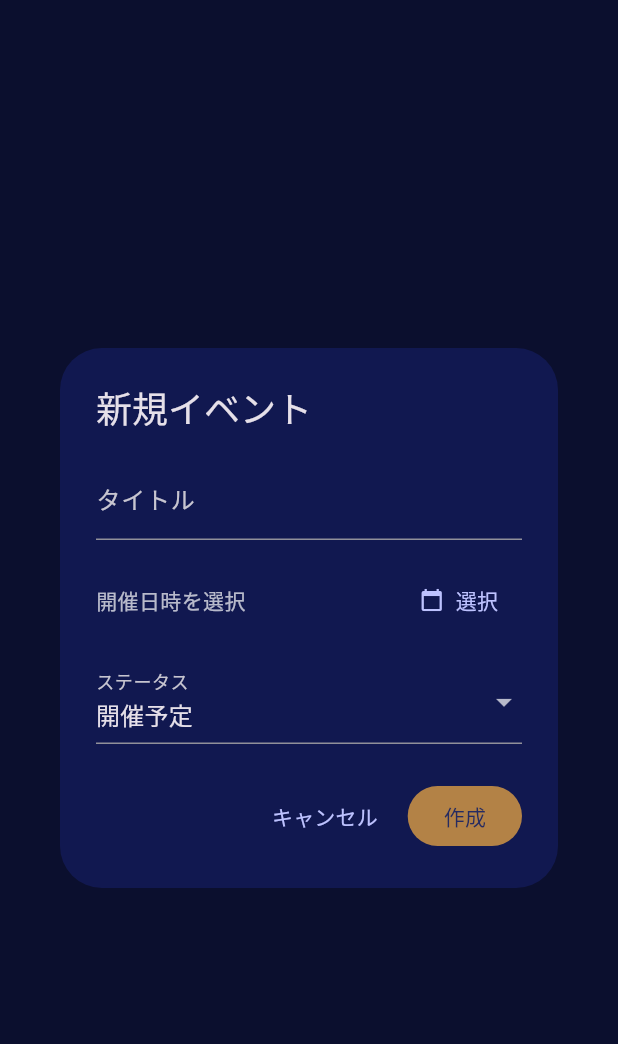
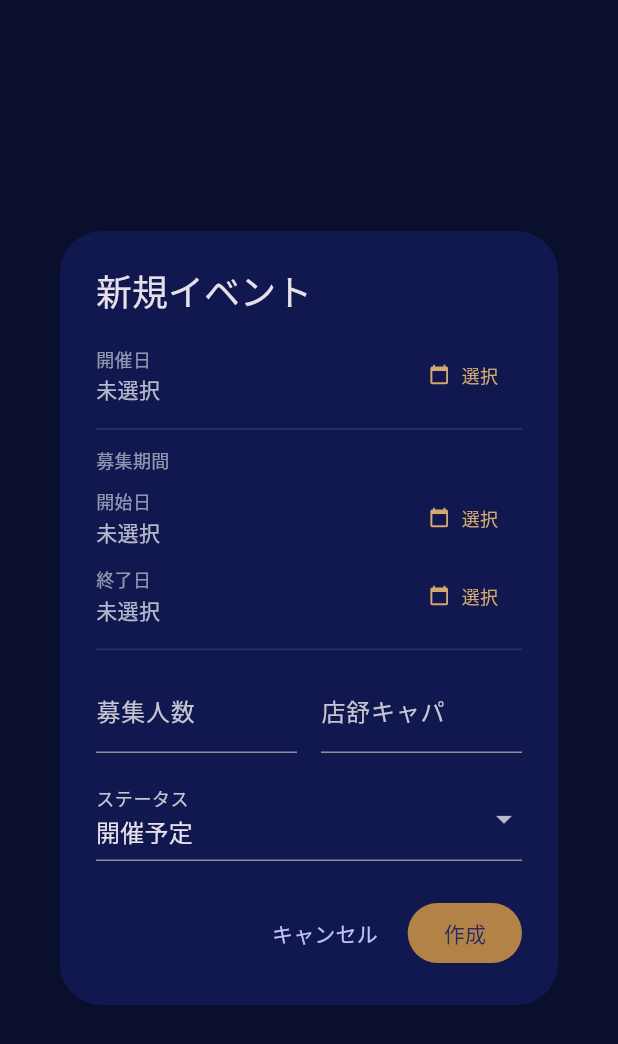
Before and after one commit to Yossy4131/svarga_admin, a Flutter app: the _EventDialog widget shown alone on an empty page, opened directly with empty values, on a phone screen of 412 x 824 dp. Shown: the top 1044 px of the screen. Run offline on Flutter 3.47's test engine with Material 3 defaults, Android fonts, the phone set to English and light mode, and no system bars; our stand-ins replace google_fonts, image_picker; network calls fail.

Commit message:
ページ調整

```diff
--- a/lib/models/event.dart
+++ b/lib/models/event.dart
@@ -1,37 +1,44 @@
 class Event {
   final int id;
-  final String title;
+  final String? title;
   final String? eventDate;
+  final String? recruitmentStart;
+  final String? recruitmentEnd;
+  final int? recruitmentCount;
+  final int? venueCapacity;
   final String status;
   final String createdAt;
 
   const Event({
     required this.id,
-    required this.title,
+    this.title,
     required this.eventDate,
+    this.recruitmentStart,
+    this.recruitmentEnd,
+    this.recruitmentCount,
+    this.venueCapacity,
     required this.status,
     required this.createdAt,
   });
 
   factory Event.fromJson(Map<String, dynamic> j) => Event(
     id: j['id'] as int,
-    title: j['title'] as String,
+    title: j['title'] as String?,
     eventDate: j['event_date'] as String?,
+    recruitmentStart: j['recruitment_start'] as String?,
+    recruitmentEnd: j['recruitment_end'] as String?,
+    recruitmentCount: j['recruitment_count'] as int?,
+    venueCapacity: j['venue_capacity'] as int?,
     status: j['status'] as String,
     createdAt: j['created_at'] as String,
   );
 
   Map<String, dynamic> toJson() => {
-    'title': title,
     'event_date': eventDate,
+    'recruitment_start': recruitmentStart,
+    'recruitment_end': recruitmentEnd,
+    'recruitment_count': recruitmentCount,
+    'venue_capacity': venueCapacity,
     'status': status,
   };
-
-  Event copyWith({String? title, String? eventDate, String? status}) => Event(
-    id: id,
-    title: title ?? this.title,
-    eventDate: eventDate ?? this.eventDate,
-    status: status ?? this.status,
-    createdAt: createdAt,
-  );
 }
--- a/lib/pages/events_page.dart
+++ b/lib/pages/events_page.dart
@@ -52,7 +52,7 @@ class _EventsPageState extends State<EventsPage> {
       context: context,
       builder: (_) => AlertDialog(
         title: const Text('削除確認'),
-        content: Text('「${event.title}」を削除しますか？'),
+        content: Text('${_formatDate(event.eventDate ?? '')} のイベントを削除しますか？'),
         actions: [
           TextButton(
             onPressed: () => Navigator.pop(context, false),
@@ -175,7 +175,9 @@ class _EventTile extends StatelessWidget {
               crossAxisAlignment: CrossAxisAlignment.start,
               children: [
                 Text(
-                  event.title,
+                  event.eventDate != null
+                      ? _formatDateShort(event.eventDate!)
+                      : '日付未定',
                   style: const TextStyle(
                     color: Colors.white,
                     fontSize: 15,
@@ -183,13 +185,51 @@ class _EventTile extends StatelessWidget {
                   ),
                 ),
                 const SizedBox(height: 4),
+                Row(
+                  children: [
+                    if (event.recruitmentCount != null) ...[
+                      const Icon(
+                        Icons.people_outline,
+                        size: 13,
+                        color: Color(0xFF8C90A1),
+                      ),
+                      const SizedBox(width: 3),
                       Text(
-                  event.eventDate != null
-                      ? _formatDate(event.eventDate!)
-                      : '日付未定',
+                        '募集${event.recruitmentCount}名',
                         style: const TextStyle(
                           color: Color(0xFF8C90A1),
-                    fontSize: 13,
+                          fontSize: 12,
+                        ),
+                      ),
+                      const SizedBox(width: 12),
+                    ],
+                    if (event.venueCapacity != null) ...[
+                      const Icon(
+                        Icons.store_outlined,
+                        size: 13,
+                        color: Color(0xFF8C90A1),
+                      ),
+                      const SizedBox(width: 3),
+                      Text(
+                        'キャパ${event.venueCapacity}名',
+                        style: const TextStyle(
+                          color: Color(0xFF8C90A1),
+                          fontSize: 12,
+                        ),
+                      ),
+                    ],
+                  ],
+                ),
+                if (event.recruitmentStart != null ||
+                    event.recruitmentEnd != null)
+                  Padding(
+                    padding: const EdgeInsets.only(top: 2),
+                    child: Text(
+                      '募集: ${_formatDateShort(event.recruitmentStart)} 〜 ${_formatDateShort(event.recruitmentEnd)}',
+                      style: const TextStyle(
+                        color: Color(0xFF8C90A1),
+                        fontSize: 12,
+                      ),
                     ),
                   ),
               ],
@@ -240,6 +280,18 @@ String _formatDate(String iso) {
   }
 }
 
+String _formatDateShort(String? iso) {
+  if (iso == null) return '未設定';
+  try {
+    final dt = DateTime.parse(iso);
+    return '${dt.year}/'
+        '${dt.month.toString().padLeft(2, '0')}/'
+        '${dt.day.toString().padLeft(2, '0')}';
+  } catch (_) {
+    return iso;
+  }
+}
+
 // ─── 作成/編集ダイアログ ────────────────────────────────────────────────────
 
 class _EventDialog extends StatefulWidget {
@@ -253,8 +305,11 @@ class _EventDialog extends StatefulWidget {
 }
 
 class _EventDialogState extends State<_EventDialog> {
-  late final TextEditingController _titleCtrl;
-  DateTime? _pickedDt;
+  DateTime? _eventDt;
+  DateTime? _recruitStartDt;
+  DateTime? _recruitEndDt;
+  late final TextEditingController _countCtrl;
+  late final TextEditingController _capacityCtrl;
   late String _status;
   bool _saving = false;
 
@@ -262,46 +317,53 @@ class _EventDialogState extends State<_EventDialog> {
   void initState() {
     super.initState();
     final ev = widget.event;
-    _titleCtrl = TextEditingController(text: ev?.title ?? '');
     _status = ev?.status ?? 'upcoming';
-    if (ev?.eventDate != null) {
-      _pickedDt = DateTime.tryParse(ev!.eventDate!);
-    }
+    if (ev?.eventDate != null) _eventDt = DateTime.tryParse(ev!.eventDate!);
+    if (ev?.recruitmentStart != null)
+      _recruitStartDt = DateTime.tryParse(ev!.recruitmentStart!);
+    if (ev?.recruitmentEnd != null)
+      _recruitEndDt = DateTime.tryParse(ev!.recruitmentEnd!);
+    _countCtrl = TextEditingController(
+      text: ev?.recruitmentCount?.toString() ?? '',
+    );
+    _capacityCtrl = TextEditingController(
+      text: ev?.venueCapacity?.toString() ?? '',
+    );
   }
 
   @override
   void dispose() {
-    _titleCtrl.dispose();
+    _countCtrl.dispose();
+    _capacityCtrl.dispose();
     super.dispose();
   }
 
-  Future<void> _pickDateTime() async {
-    final date = await showDatePicker(
+  Future<DateTime?> _pickDate(DateTime? initial) async {
+    return showDatePicker(
       context: context,
-      initialDate: _pickedDt ?? DateTime.now(),
+      initialDate: initial ?? DateTime.now(),
       firstDate: DateTime(2024),
       lastDate: DateTime(2030),
     );
+  }
+
+  Future<void> _pickEventDateTime() async {
+    final date = await _pickDate(_eventDt);
     if (date == null || !mounted) return;
-    final time = await showTimePicker(
-      context: context,
-      initialTime: TimeOfDay.fromDateTime(_pickedDt ?? DateTime.now()),
-    );
-    if (!mounted) return;
     setState(() {
-      _pickedDt = time != null
-          ? DateTime(date.year, date.month, date.day, time.hour, time.minute)
-          : DateTime(date.year, date.month, date.day);
+      _eventDt = DateTime(date.year, date.month, date.day);
     });
   }
 
   Future<void> _save() async {
-    if (_titleCtrl.text.trim().isEmpty) return;
     setState(() => _saving = true);
     try {
       final body = {
-        'title': _titleCtrl.text.trim(),
-        'event_date': _pickedDt?.toIso8601String(),
+        'event_date': _eventDt?.toIso8601String(),
+        'recruitment_start': _recruitStartDt?.toIso8601String(),
+        'recruitment_end': _recruitEndDt?.toIso8601String(),
+        'recruitment_count': int.tryParse(_countCtrl.text.trim()),
+        'venue_capacity': int.tryParse(_capacityCtrl.text.trim()),
         'status': _status,
       };
       if (widget.event == null) {
@@ -321,6 +383,45 @@ class _EventDialogState extends State<_EventDialog> {
     }
   }
 
+  Widget _dateTile({
+    required String label,
+    required DateTime? value,
+    required VoidCallback onTap,
+    bool showTime = false,
+  }) {
+    final text = value != null
+        ? (showTime
+              ? _formatDate(value.toIso8601String())
+              : _formatDateShort(value.toIso8601String()))
+        : '未選択';
+    return Row(
+      children: [
+        Expanded(
+          child: Column(
+            crossAxisAlignment: CrossAxisAlignment.start,
+            children: [
+              Text(
+                label,
+                style: const TextStyle(color: Colors.white54, fontSize: 12),
+              ),
+              const SizedBox(height: 2),
+              Text(
+                text,
+                style: const TextStyle(color: Colors.white70, fontSize: 14),
+              ),
+            ],
+          ),
+        ),
+        TextButton.icon(
+          onPressed: onTap,
+          icon: const Icon(Icons.calendar_today, size: 14),
+          label: const Text('選択', style: TextStyle(fontSize: 12)),
+          style: TextButton.styleFrom(foregroundColor: const Color(0xFFD4A870)),
+        ),
+      ],
+    );
+  }
+
   @override
   Widget build(BuildContext context) {
     final isEdit = widget.event != null;
@@ -330,32 +431,71 @@ class _EventDialogState extends State<_EventDialog> {
       title: Text(isEdit ? 'イベントを編集' : '新規イベント'),
       content: SizedBox(
         width: 400,
+        child: SingleChildScrollView(
           child: Column(
             mainAxisSize: MainAxisSize.min,
+            crossAxisAlignment: CrossAxisAlignment.start,
             children: [
-            TextField(
-              controller: _titleCtrl,
-              decoration: const InputDecoration(labelText: 'タイトル'),
+              // 開催日
+              _dateTile(
+                label: '開催日',
+                value: _eventDt,
+                onTap: _pickEventDateTime,
+                showTime: false,
               ),
-            const SizedBox(height: 16),
+              const Divider(color: Colors.white12, height: 24),
+              // 募集期間
+              const Text(
+                '募集期間',
+                style: TextStyle(color: Colors.white54, fontSize: 12),
+              ),
+              const SizedBox(height: 6),
+              _dateTile(
+                label: '開始日',
+                value: _recruitStartDt,
+                onTap: () async {
+                  final d = await _pickDate(_recruitStartDt);
+                  if (d != null) setState(() => _recruitStartDt = d);
+                },
+              ),
+              const SizedBox(height: 4),
+              _dateTile(
+                label: '終了日',
+                value: _recruitEndDt,
+                onTap: () async {
+                  final d = await _pickDate(_recruitEndDt);
+                  if (d != null) setState(() => _recruitEndDt = d);
+                },
+              ),
+              const Divider(color: Colors.white12, height: 24),
+              // 募集人数 / 店舒キャパ
               Row(
                 children: [
                   Expanded(
-                  child: Text(
-                    _pickedDt != null
-                        ? _formatDate(_pickedDt!.toIso8601String())
-                        : '開催日時を選択',
-                    style: const TextStyle(color: Colors.white70),
+                    child: TextField(
+                      controller: _countCtrl,
+                      keyboardType: TextInputType.number,
+                      decoration: const InputDecoration(
+                        labelText: '募集人数',
+                        suffixText: '名',
                       ),
                     ),
-                TextButton.icon(
-                  onPressed: _pickDateTime,
-                  icon: const Icon(Icons.calendar_today, size: 16),
-                  label: const Text('選択'),
+                  ),
+                  const SizedBox(width: 16),
+                  Expanded(
+                    child: TextField(
+                      controller: _capacityCtrl,
+                      keyboardType: TextInputType.number,
+                      decoration: const InputDecoration(
+                        labelText: '店舒キャパ',
+                        suffixText: '名',
+                      ),
+                    ),
                   ),
                 ],
               ),
               const SizedBox(height: 16),
+              // ステータス
               // ignore: deprecated_member_use
               DropdownButtonFormField<String>(
                 // ignore: deprecated_member_use
@@ -370,6 +510,7 @@ class _EventDialogState extends State<_EventDialog> {
                 onChanged: (v) => setState(() => _status = v ?? _status),
               ),
             ],
+          ),
         ),
       ),
       actions: [
```
Also changed, not shown: lib/pages/applications_page.dart (+15 -1 lines), 1 other file. Lines whose indentation alone changed are shown as unchanged.
